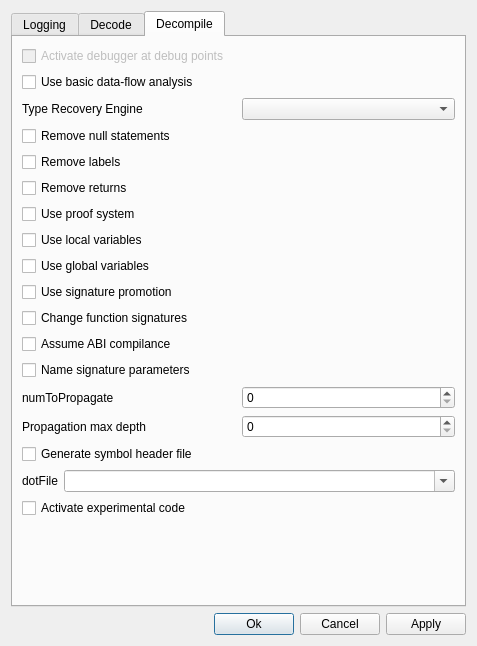
Before: the Qt Designer form src/boomerang-gui/SettingsDlg.ui in BoomerangDecompiler/boomerang, drawn with Qt 5.
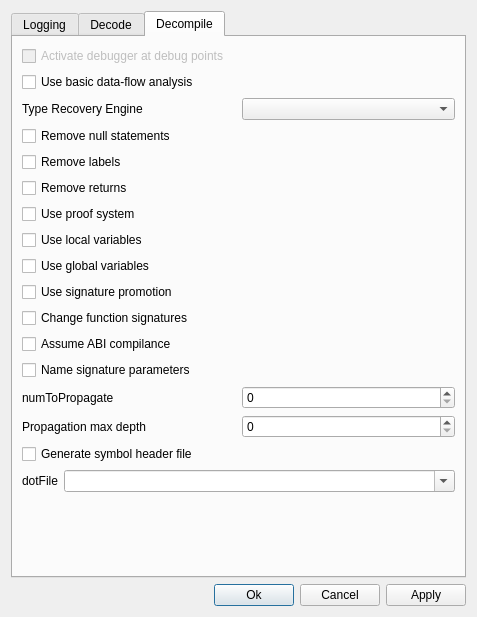
After: the same form once the commit is applied. The open tabs and pages were chosen to show the change.

```diff
--- a/src/boomerang-gui/SettingsDlg.ui
+++ b/src/boomerang-gui/SettingsDlg.ui
@@ -7,7 +7,7 @@
     <x>0</x>
     <y>0</y>
     <width>477</width>
-    <height>646</height>
+    <height>617</height>
    </rect>
   </property>
   <property name="windowTitle">
@@ -353,13 +353,6 @@
              </item>
             </layout>
            </item>
-           <item>
-            <widget class="QCheckBox" name="chkExperimental">
-             <property name="text">
-              <string>Activate experimental code</string>
-             </property>
-            </widget>
-           </item>
           </layout>
          </item>
          <item>
```
